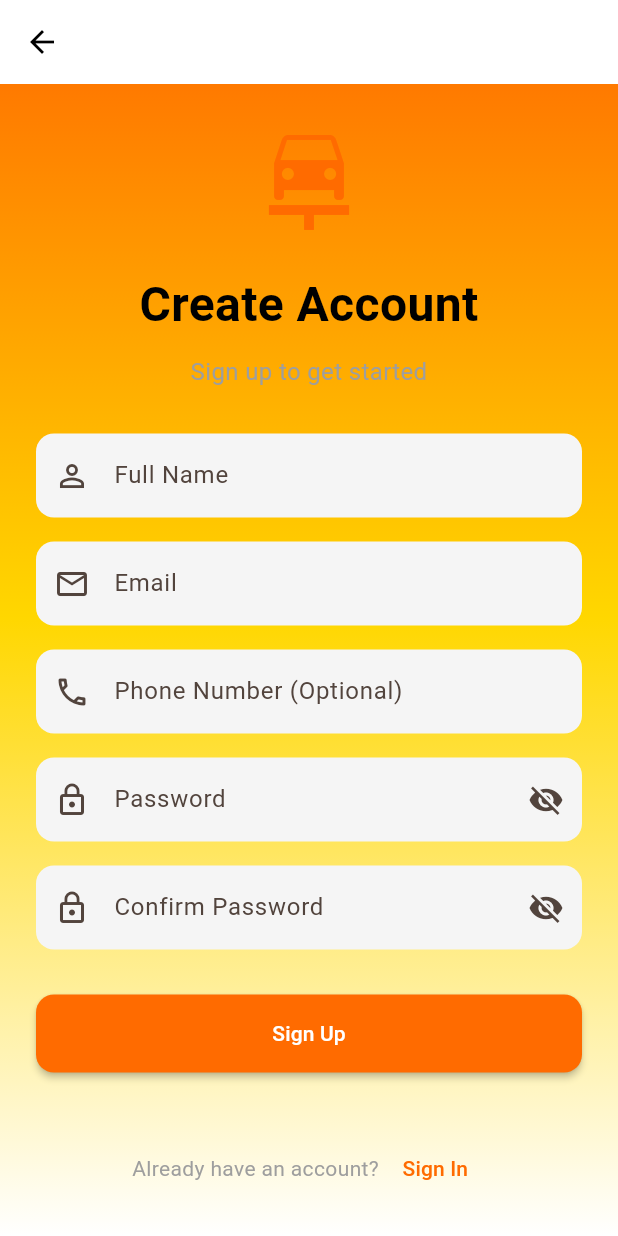
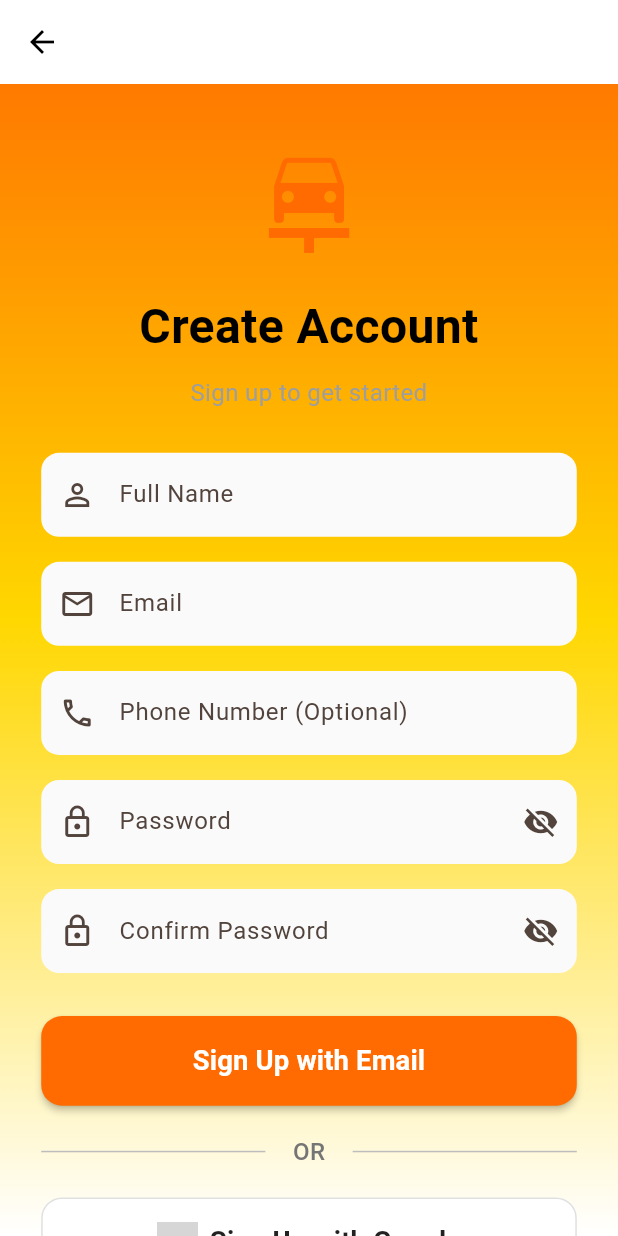
Before and after one commit to SE-LAPS/HBuilder, a Flutter app: the SignUpScreen screen opened directly, on a phone screen of 412 x 824 dp. Run offline on Flutter 3.47's test engine with Material 3 defaults, Android fonts, the phone set to English and light mode, and no system bars; our stand-ins replace cached_network_image, carousel_slider, cloud_firestore, firebase_auth, firebase_core, firebase_storage and 9 more; missing offline and left inert: mobile_scanner; accounts and stored records are empty; generated files the repository leaves out were written again; grey boxes are pictures that could not be loaded.

Commit message:
Update sign_up_screen.dart

```diff
--- a/lib/screens/auth/sign_up_screen.dart
+++ b/lib/screens/auth/sign_up_screen.dart
@@ -1,5 +1,6 @@
 import 'package:flutter/material.dart';
 import 'package:provider/provider.dart';
+import 'package:flutter_screenutil/flutter_screenutil.dart';
 import '../../config/theme.dart';
 import '../../providers/auth_provider.dart';
 import '../main/main_screen.dart';
@@ -32,52 +33,59 @@
       ),
       body: SafeArea(
         child: SingleChildScrollView(
-          padding: const EdgeInsets.all(24),
+          padding: EdgeInsets.all(24.w),
           child: Form(
             key: _formKey,
             child: Column(
               crossAxisAlignment: CrossAxisAlignment.stretch,
               children: [
+                SizedBox(height: 10.h),
+
                 // Logo/Icon
                 Icon(
                   Icons.car_repair,
-                  size: 80,
+                  size: 70.sp,
                   color: AppTheme.primaryColor,
                 ),
 
-                const SizedBox(height: 20),
+                SizedBox(height: 16.h),
 
                 // Title
-                const Text(
+                Text(
                   'Create Account',
                   textAlign: TextAlign.center,
                   style: TextStyle(
-                    fontSize: 32,
+                    fontSize: 28.sp,
                     fontWeight: FontWeight.bold,
                     color: AppTheme.secondaryColor,
                   ),
                 ),
 
-                const SizedBox(height: 10),
+                SizedBox(height: 8.h),
 
                 Text(
                   'Sign up to get started',
                   textAlign: TextAlign.center,
                   style: TextStyle(
-                    fontSize: 16,
+                    fontSize: 14.sp,
                     color: AppTheme.greyColor,
                   ),
                 ),
 
-                const SizedBox(height: 30),
+                SizedBox(height: 24.h),
 
                 // Name field
                 TextFormField(
                   controller: _nameController,
-                  decoration: const InputDecoration(
+                  decoration: InputDecoration(
                     labelText: 'Full Name',
                     hintText: 'Enter your full name',
-                    prefixIcon: Icon(Icons.person_outline),
+                    prefixIcon: const Icon(Icons.person_outline),
+                    border: OutlineInputBorder(
+                      borderRadius: BorderRadius.circular(12.r),
+                    ),
+                    filled: true,
+                    fillColor: Colors.grey[50],
                   ),
                   validator: (value) {
                     if (value == null || value.isEmpty) {
@@ -87,16 +95,21 @@
                   },
                 ),
 
-                const SizedBox(height: 16),
+                SizedBox(height: 14.h),
 
                 // Email field
                 TextFormField(
                   controller: _emailController,
                   keyboardType: TextInputType.emailAddress,
-                  decoration: const InputDecoration(
+                  decoration: InputDecoration(
                     labelText: 'Email',
                     hintText: 'Enter your email',
-                    prefixIcon: Icon(Icons.email_outlined),
+                    prefixIcon: const Icon(Icons.email_outlined),
+                    border: OutlineInputBorder(
+                      borderRadius: BorderRadius.circular(12.r),
+                    ),
+                    filled: true,
+                    fillColor: Colors.grey[50],
                   ),
                   validator: (value) {
                     if (value == null || value.isEmpty) {
@@ -109,20 +122,25 @@
                   },
                 ),
 
-                const SizedBox(height: 16),
+                SizedBox(height: 14.h),
 
                 // Phone field
                 TextFormField(
                   controller: _phoneController,
                   keyboardType: TextInputType.phone,
-                  decoration: const InputDecoration(
+                  decoration: InputDecoration(
                     labelText: 'Phone Number (Optional)',
                     hintText: 'Enter your phone number',
-                    prefixIcon: Icon(Icons.phone_outlined),
+                    prefixIcon: const Icon(Icons.phone_outlined),
+                    border: OutlineInputBorder(
+                      borderRadius: BorderRadius.circular(12.r),
+                    ),
+                    filled: true,
+                    fillColor: Colors.grey[50],
                   ),
                 ),
 
-                const SizedBox(height: 16),
+                SizedBox(height: 14.h),
 
                 // Password field
                 TextFormField(
@@ -142,6 +160,11 @@
                         });
                       },
                     ),
+                    border: OutlineInputBorder(
+                      borderRadius: BorderRadius.circular(12.r),
+                    ),
+                    filled: true,
+                    fillColor: Colors.grey[50],
                   ),
                   validator: (value) {
                     if (value == null || value.isEmpty) {
@@ -154,7 +177,7 @@
                   },
                 ),
 
-                const SizedBox(height: 16),
+                SizedBox(height: 14.h),
 
                 // Confirm password field
                 TextFormField(
@@ -174,6 +197,11 @@
                         });
                       },
                     ),
+                    border: OutlineInputBorder(
+                      borderRadius: BorderRadius.circular(12.r),
+                    ),
+                    filled: true,
+                    fillColor: Colors.grey[50],
                   ),
                   validator: (value) {
                     if (value == null || value.isEmpty) {
@@ -186,13 +214,22 @@
                   },
                 ),
 
-                const SizedBox(height: 30),
+                SizedBox(height: 24.h),
 
-                // Sign up button
+                // Email Sign up button
                 Consumer<AuthProvider>(
                   builder: (context, authProvider, child) {
-                    return ElevatedButton(
+                    return SizedBox(
+                      height: 50.h,
+                      child: ElevatedButton(
                         onPressed: authProvider.isLoading ? null : _signUp,
+                        style: ElevatedButton.styleFrom(
+                          backgroundColor: AppTheme.primaryColor,
+                          foregroundColor: Colors.white,
+                          shape: RoundedRectangleBorder(
+                            borderRadius: BorderRadius.circular(12.r),
+                          ),
+                        ),
                         child: authProvider.isLoading
                             ? const SizedBox(
                                 height: 20,
@@ -202,12 +239,83 @@
                                   valueColor: AlwaysStoppedAnimation<Color>(Colors.white),
                                 ),
                               )
-                          : const Text('Sign Up'),
+                            : Text(
+                                'Sign Up with Email',
+                                style: TextStyle(
+                                  fontSize: 16.sp,
+                                  fontWeight: FontWeight.bold,
+                                ),
+                              ),
+                      ),
                     );
                   },
                 ),
 
-                const SizedBox(height: 20),
+                SizedBox(height: 16.h),
+
+                // OR Divider
+                Row(
+                  children: [
+                    Expanded(child: Divider(color: Colors.grey[400])),
+                    Padding(
+                      padding: EdgeInsets.symmetric(horizontal: 16.w),
+                      child: Text(
+                        'OR',
+                        style: TextStyle(
+                          color: Colors.grey[600],
+                          fontWeight: FontWeight.w500,
+                          fontSize: 14.sp,
+                        ),
+                      ),
+                    ),
+                    Expanded(child: Divider(color: Colors.grey[400])),
+                  ],
+                ),
+
+                SizedBox(height: 16.h),
+
+                // Google Sign Up Button
+                Consumer<AuthProvider>(
+                  builder: (context, authProvider, child) {
+                    return SizedBox(
+                      height: 50.h,
+                      child: ElevatedButton.icon(
+                        onPressed: authProvider.isLoading
+                            ? null
+                            : _signUpWithGoogle,
+                        icon: Image.asset(
+                          'assets/icons/google_icon.png',
+                          height: 24.sp,
+                          width: 24.sp,
+                          errorBuilder: (context, error, stackTrace) => Icon(
+                            Icons.g_mobiledata,
+                            size: 24.sp,
+                            color: Colors.red,
+                          ),
+                        ),
+                        label: Text(
+                          'Sign Up with Google',
+                          style: TextStyle(
+                            fontSize: 16.sp,
+                            fontWeight: FontWeight.w600,
+                            color: Colors.black87,
+                          ),
+                        ),
+                        style: ElevatedButton.styleFrom(
+                          backgroundColor: Colors.white,
+                          foregroundColor: Colors.black87,
+                          side: BorderSide(color: Colors.grey[300]!),
+                          shape: RoundedRectangleBorder(
+                            borderRadius: BorderRadius.circular(12.r),
+                          ),
+                          elevation: 0,
+                        ),
+                      ),
+                    );
+                  },
+                ),
+
+                SizedBox(height: 16.h),
 
                 // Error message
                 Consumer<AuthProvider>(
@@ -283,6 +391,24 @@
     }
   }
 
+  Future<void> _signUpWithGoogle() async {
+    final authProvider = context.read<AuthProvider>();
+    final success = await authProvider.signInWithGoogle();
+
+    if (success && mounted) {
+      ScaffoldMessenger.of(context).showSnackBar(
+        const SnackBar(
+          content: Text('Signed up with Google successfully!'),
+          backgroundColor: AppTheme.successColor,
+        ),
+      );
+
+      Navigator.of(context).pushReplacement(
+        MaterialPageRoute(builder: (_) => const MainScreen()),
+      );
+    }
+  }
+
   @override
   void dispose() {
     _nameController.dispose();
```
Lines whose indentation alone changed are shown as unchanged.
